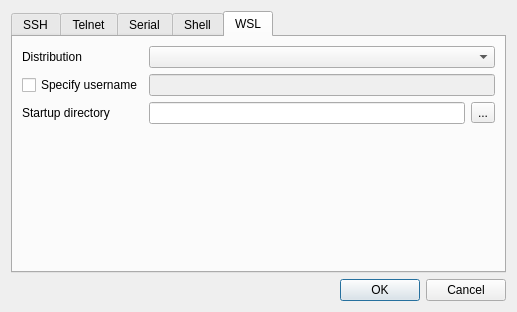
Old version of the form dialog/connectdialog.ui in the repository flysnow010/flyterm.
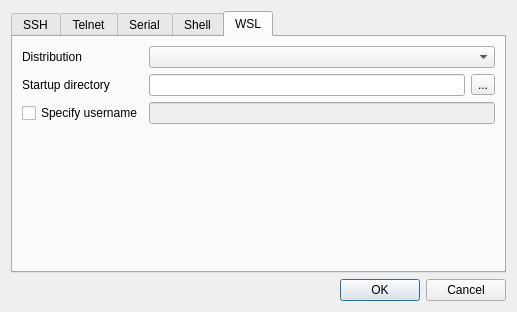
New version of the form. The open tabs and pages were chosen to show the change. Icons and pictures are not drawn.

```diff
--- a/dialog/connectdialog.ui
+++ b/dialog/connectdialog.ui
@@ -36,7 +36,13 @@
       <enum>QTabWidget::Rounded</enum>
      </property>
      <property name="currentIndex">
-      <number>3</number>
+      <number>0</number>
+     </property>
+     <property name="iconSize">
+      <size>
+       <width>20</width>
+       <height>20</height>
+      </size>
      </property>
      <property name="tabBarAutoHide">
       <bool>true</bool>
@@ -374,36 +380,36 @@
           <widget class="QComboBox" name="comboBoxWSLDistribution"/>
          </item>
          <item row="1" column="0">
-          <widget class="QCheckBox" name="checkBox">
-           <property name="text">
-            <string>Specify username</string>
-           </property>
-          </widget>
-         </item>
-         <item row="1" column="1" colspan="2">
-          <widget class="QLineEdit" name="lineEditWSLUsername">
-           <property name="enabled">
-            <bool>false</bool>
-           </property>
-          </widget>
-         </item>
-         <item row="2" column="0">
           <widget class="QLabel" name="label_17">
            <property name="text">
             <string>Startup directory</string>
            </property>
           </widget>
          </item>
-         <item row="2" column="1">
-          <widget class="QLineEdit" name="lineEditWSLStartupDirectory"/>
+         <item row="1" column="1">
+          <widget class="QLineEdit" name="lineEditWSLStartupPath"/>
          </item>
-         <item row="2" column="2">
+         <item row="1" column="2">
           <widget class="QToolButton" name="toolButtonWSLStartupDirectory">
            <property name="text">
             <string>...</string>
            </property>
           </widget>
          </item>
+         <item row="2" column="0">
+          <widget class="QCheckBox" name="checkBoxUseSpecifyUsername">
+           <property name="text">
+            <string>Specify username</string>
+           </property>
+          </widget>
+         </item>
+         <item row="2" column="1" colspan="2">
+          <widget class="QLineEdit" name="lineEditWSLUsername">
+           <property name="enabled">
+            <bool>false</bool>
+           </property>
+          </widget>
+         </item>
         </layout>
        </item>
        <item>
```
Left out of the diff: 18 changed lines with no effect on the pictures.
